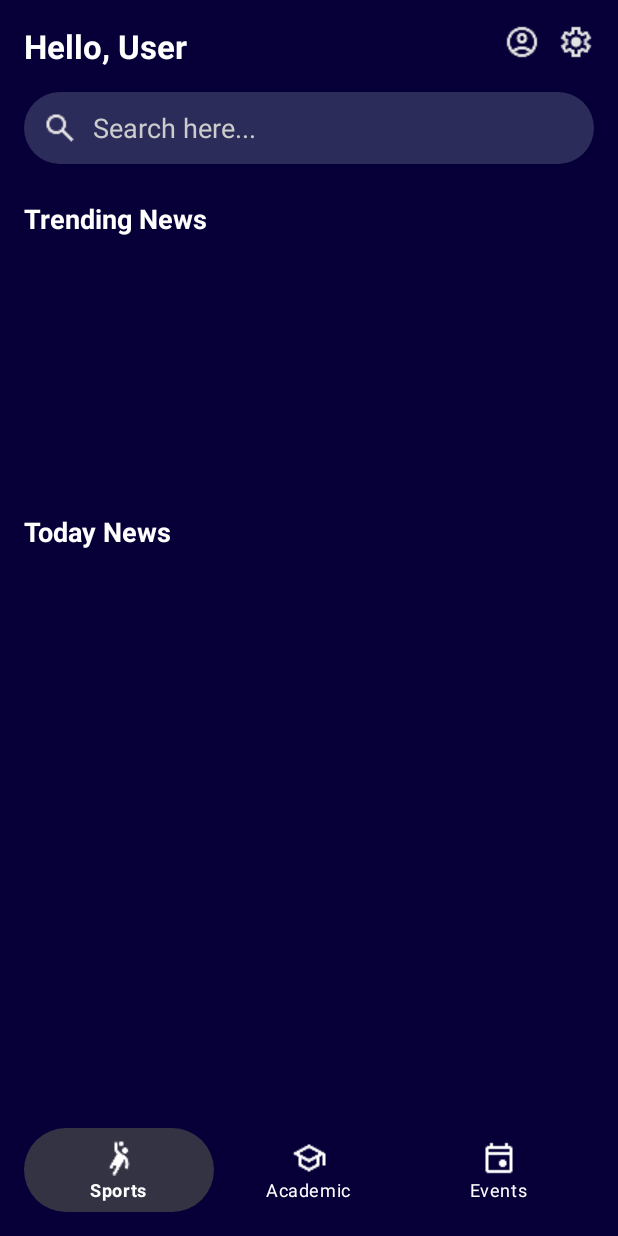
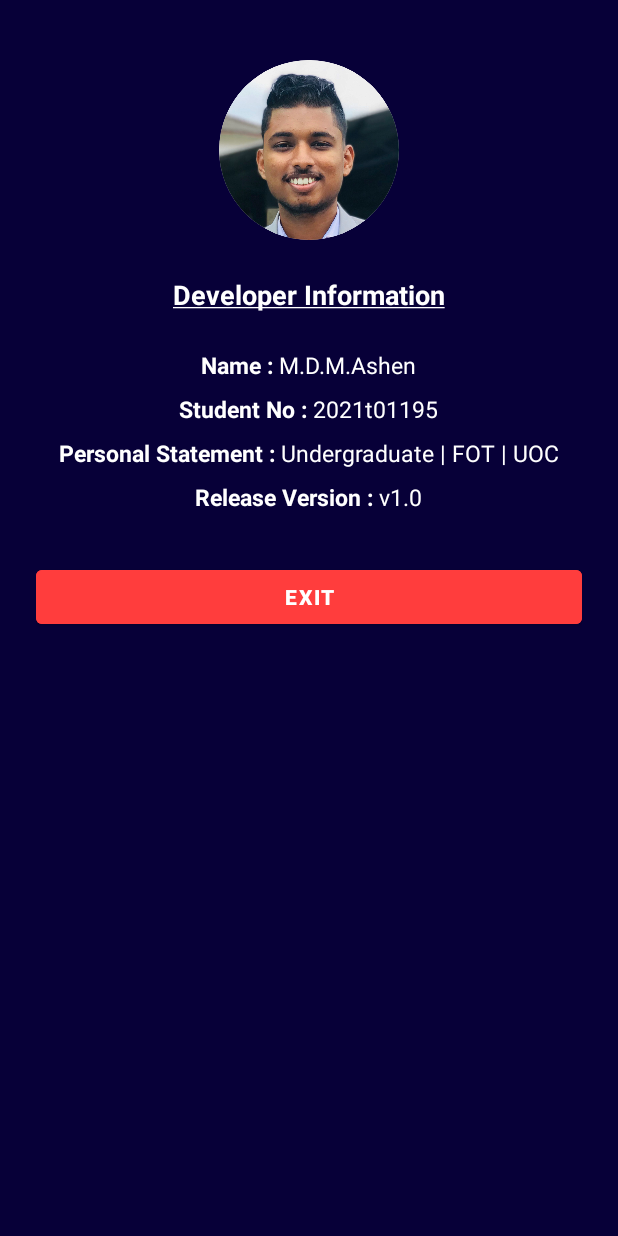
Before and after one commit to MDMAshen/FOT-Times-App, an Android app: the NewsActivity screen opened directly, with no data from a screen before it, after a tap on an icon or button, on a phone screen of 412 x 824 dp. Run offline under Robolectric (Android 15) with nearby library versions, the phone set to English and light mode, and no system bars; our stand-ins replace Firebase (no records; nobody signed in at launch, a user with empty details on screens opened directly).

Commit message:
Developer info screen features added.

```diff
--- a/app/src/main/AndroidManifest.xml
+++ b/app/src/main/AndroidManifest.xml
@@ -8,6 +8,11 @@
         android:roundIcon="@mipmap/ic_launcher_round"
         android:supportsRtl="true"
         android:theme="@style/Theme.FOT_Times_App">
+
+        <activity android:name=".DeveloperInfoActivity"
+            android:exported="false"
+            android:theme="@style/Theme.FOT_Times_App" />
+
 
         <activity
             android:name=".NewsDetailActivity"
--- /dev/null
+++ b/app/src/main/java/com/example/fot_times_app/DeveloperInfoActivity.java
@@ -0,0 +1,31 @@
+package com.example.fot_times_app;
+
+import android.content.Intent;
+import android.os.Bundle;
+import android.widget.Button;
+
+import androidx.appcompat.app.AppCompatActivity;
+
+public class DeveloperInfoActivity extends AppCompatActivity {
+
+    Button exitButton;
+
+    @Override
+    protected void onCreate(Bundle savedInstanceState) {
+        super.onCreate(savedInstanceState);
+        setContentView(R.layout.activity_developer_info);
+
+        // 🔴 Don't reference backIcon since it was removed
+        // ImageView backIcon = findViewById(R.id.backIcon);
+        // backIcon.setOnClickListener(v -> finish());
+
+        exitButton = findViewById(R.id.exitButton);
+        exitButton.setOnClickListener(v -> {
+            // Navigate back to NewsActivity
+            Intent intent = new Intent(DeveloperInfoActivity.this, NewsActivity.class);
+            intent.setFlags(Intent.FLAG_ACTIVITY_CLEAR_TOP | Intent.FLAG_ACTIVITY_SINGLE_TOP);
+            startActivity(intent);
+            finish();
+        });
+    }
+}
--- a/app/src/main/java/com/example/fot_times_app/NewsActivity.java
+++ b/app/src/main/java/com/example/fot_times_app/NewsActivity.java
@@ -1,11 +1,12 @@
 package com.example.fot_times_app;
 
+import android.content.Intent;
 import android.os.Bundle;
 import android.text.Editable;
 import android.text.TextWatcher;
 import android.widget.EditText;
+import android.widget.Toast;
 import android.widget.ImageView;
-import android.widget.Toast;
 
 import androidx.annotation.NonNull;
 import androidx.appcompat.app.AppCompatActivity;
@@ -55,18 +56,20 @@ public class NewsActivity extends AppCompatActivity {
 
         BottomNavigationView bottomNav = findViewById(R.id.bottomNav);
         bottomNav.setSelectedItemId(R.id.nav_sports);
-
         bottomNav.setOnItemSelectedListener(item -> {
-            int id = item.getItemId();
-            if (id == R.id.nav_sports) return true;
+            if (item.getItemId() == R.id.nav_sports) return true;
             Toast.makeText(this, "Coming soon", Toast.LENGTH_SHORT).show();
             return true;
         });
 
-        findViewById(R.id.profileIcon).setOnClickListener(v ->
+        ImageView profileIcon = findViewById(R.id.profileIcon);
+        ImageView settingsIcon = findViewById(R.id.settingsIcon);
+
+        profileIcon.setOnClickListener(v ->
                 Toast.makeText(this, "Profile - Coming soon", Toast.LENGTH_SHORT).show());
-        findViewById(R.id.settingsIcon).setOnClickListener(v ->
-                Toast.makeText(this, "Settings - Coming soon", Toast.LENGTH_SHORT).show());
+
+        settingsIcon.setOnClickListener(v ->
+                startActivity(new Intent(NewsActivity.this, DeveloperInfoActivity.class)));
 
         searchInput.addTextChangedListener(new TextWatcher() {
             @Override public void beforeTextChanged(CharSequence s, int start, int count, int after) {}
@@ -109,7 +112,7 @@ public class NewsActivity extends AppCompatActivity {
                     TrendingItem item = data.getValue(TrendingItem.class);
                     if (item != null && item.getImage() != null) {
                         int resId = getResources().getIdentifier(item.getImage(), "drawable", getPackageName());
-//                        item.setImageResId(resId);
+                        item.setImageResId(resId);
                         trendingList.add(item);
                     }
                 }
--- a/app/src/main/java/com/example/fot_times_app/TrendingItem.java
+++ b/app/src/main/java/com/example/fot_times_app/TrendingItem.java
@@ -1,29 +1,40 @@
 package com.example.fot_times_app;
 
 public class TrendingItem {
+    private String image;
     private String title;
-    private String image;
     private String description;
 
+    // This field is not stored in Firebase, only used at runtime
+    private int imageResId;
+
+    // Required for Firebase
     public TrendingItem() {
-        // Required for Firebase
     }
 
-    public TrendingItem(String title, String image, String description) {
+    public TrendingItem(String image, String title, String description) {
+        this.image = image;
         this.title = title;
-        this.image = image;
         this.description = description;
+    }
+
+    public String getImage() {
+        return image;
     }
 
     public String getTitle() {
         return title;
     }
 
-    public String getImage() {
-        return image;
-    }
-
     public String getDescription() {
         return description;
     }
+
+    public int getImageResId() {
+        return imageResId;
+    }
+
+    public void setImageResId(int imageResId) {
+        this.imageResId = imageResId;
+    }
 }
--- /dev/null
+++ b/app/src/main/res/drawable/rounded_circle.xml
@@ -0,0 +1,4 @@
+<shape xmlns:android="http://schemas.android.com/apk/res/android"
+    android:shape="oval">
+    <solid android:color="#FFFFFF" />
+</shape>
--- /dev/null
+++ b/app/src/main/res/layout/activity_developer_info.xml
@@ -0,0 +1,71 @@
+<?xml version="1.0" encoding="utf-8"?>
+<LinearLayout
+    xmlns:android="http://schemas.android.com/apk/res/android"
+    android:orientation="vertical"
+    android:layout_width="match_parent"
+    android:layout_height="match_parent"
+    android:background="#070038"
+    android:padding="24dp"
+    android:gravity="center_horizontal">
+
+    <ImageView
+        android:id="@+id/profileImage"
+        android:layout_width="120dp"
+        android:layout_height="120dp"
+        android:src="@drawable/dev_profile"
+        android:layout_marginTop="16dp"
+        android:layout_marginBottom="24dp"
+        android:scaleType="centerCrop"
+        android:background="@drawable/rounded_circle"
+        android:clipToOutline="true" />
+
+    <TextView
+        android:layout_width="wrap_content"
+        android:layout_height="wrap_content"
+        android:text="@string/developer_title"
+        android:textStyle="bold"
+        android:textColor="#FFFFFF"
+        android:textSize="18sp"
+        android:layout_marginBottom="24dp" />
+
+    <TextView
+        android:layout_width="wrap_content"
+        android:layout_height="wrap_content"
+        android:text="@string/developer_name"
+        android:textColor="#FFFFFF"
+        android:textSize="15sp"
+        android:layout_marginBottom="8dp" />
+
+    <TextView
+        android:layout_width="wrap_content"
+        android:layout_height="wrap_content"
+        android:text="@string/developer_student"
+        android:textColor="#FFFFFF"
+        android:textSize="15sp"
+        android:layout_marginBottom="8dp" />
+
+    <TextView
+        android:layout_width="wrap_content"
+        android:layout_height="wrap_content"
+        android:text="@string/developer_statement"
+        android:textColor="#FFFFFF"
+        android:textSize="15sp"
+        android:layout_marginBottom="8dp" />
+
+    <TextView
+        android:layout_width="wrap_content"
+        android:layout_height="wrap_content"
+        android:text="@string/developer_version"
+        android:textColor="#FFFFFF"
+        android:textSize="15sp"
+        android:layout_marginBottom="32dp" />
+
+    <Button
+        android:id="@+id/exitButton"
+        android:layout_width="match_parent"
+        android:layout_height="48dp"
+        android:text="Exit"
+        android:textStyle="bold"
+        android:textColor="#FFFFFF"
+        android:backgroundTint="#FF3D3D" />
+</LinearLayout>
--- a/app/src/main/res/values/strings.xml
+++ b/app/src/main/res/values/strings.xml
@@ -2,4 +2,12 @@
     <string name="app_name">FOT TIMES</string>
     <string name="university_name">UNIVERSITY OF COLOMBO</string>
     <string name="welcome_message">Welcome to FOT Times!</string>
+<!--    <string name="developer_title"><u>Developer Information</u></string>-->
+    <string name="developer_title"><u>Developer Information</u></string>
+    <string name="developer_name"><b>Name :</b> M.D.M.Ashen</string>
+    <string name="developer_student"><b>Student No :</b> 2021t01195</string>
+    <string name="developer_statement"><b>Personal Statement :</b> Undergraduate | FOT | UOC</string>
+    <string name="developer_version"><b>Release Version :</b> v1.0</string>
+
+
 </resources>
```
Also changed, not shown: app/src/main/res/drawable/dev_profile.png (added).
